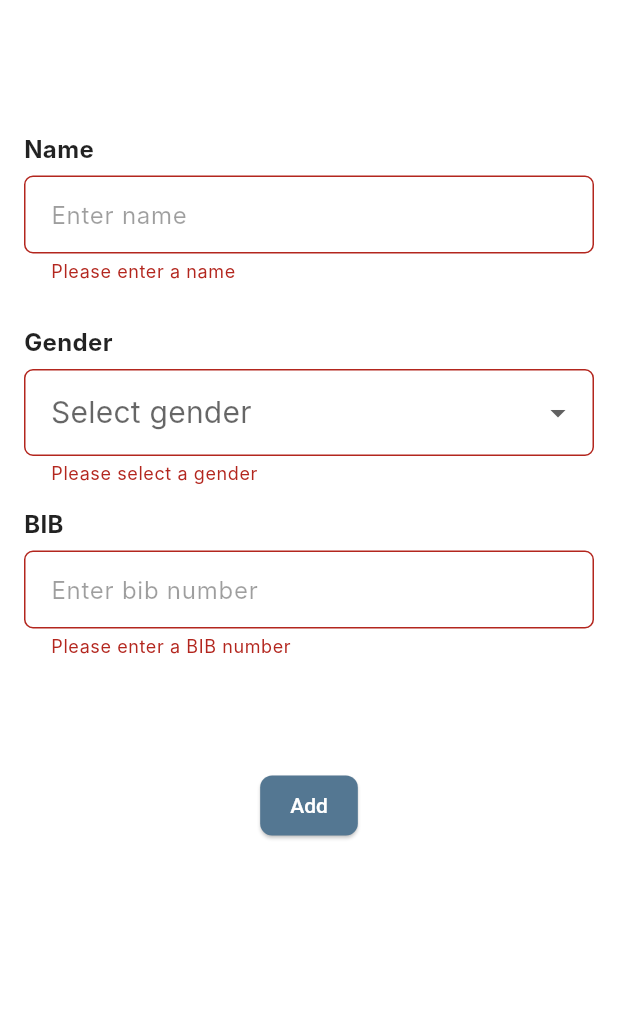
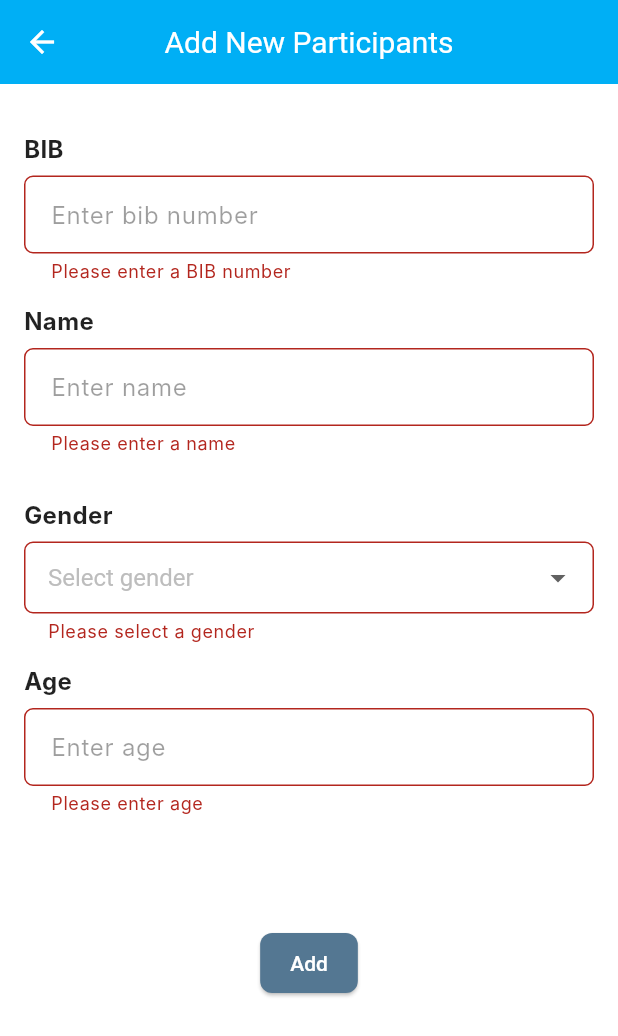
Before and after one commit to OukSreySor/Race-Tracking-App, a Flutter app: the screen it shows after launch, item 3 of the bottom bar chosen, after a tap on "Add", on a phone screen of 412 x 824 dp. Shown: the top 1036 px of the screen. Run offline on Flutter 3.47's test engine with Material 3 defaults, Android fonts, the phone set to English and light mode, and no system bars; Roboto replaces fonts that are missing (Inter).

Commit message:
Add Function Edit and Delete Participant

```diff
--- a/lib/main.dart
+++ b/lib/main.dart
@@ -3,7 +3,6 @@ import 'package:provider/provider.dart';
 import 'package:race_tracking_app/providers/race_segment_provider.dart';
 import 'providers/bottom_nav_provider.dart';
 import 'providers/participant_provider.dart';
-import 'repositories/mock_participant_repository.dart';
 import 'screens/home_screen.dart';
 import 'theme/theme.dart';
 
@@ -11,7 +10,7 @@ void main() {
   runApp(
     MultiProvider(
       providers: [
-        ChangeNotifierProvider(create: (_) => ParticipantProvider(MockParticipantRepository())),
+        ChangeNotifierProvider(create: (_) => ParticipantProvider()),
         ChangeNotifierProvider(create: (_) => BottomNavProvider()),
         ChangeNotifierProvider(create: (_) => RaceSegmentProvider()),
       ],
--- a/lib/model/participant.dart
+++ b/lib/model/participant.dart
@@ -1,8 +1,17 @@
+import 'package:uuid/uuid.dart';
+
 class Participant {
+  final String id;
   final String bib;
   final String name;
   final String gender;
+  final int age;
 
-  Participant({required this.bib, required this.name, required this.gender});
-
+  Participant({
+    String? id,
+    required this.bib,
+    required this.name,
+    required this.gender,
+    required this.age,
+    }): id = id ?? const Uuid().v4();
 }
--- a/lib/providers/participant_provider.dart
+++ b/lib/providers/participant_provider.dart
@@ -1,30 +1,42 @@
 import 'package:flutter/material.dart';
 import '../model/participant.dart';
-import '../repositories/participant_repository.dart';
 
 class ParticipantProvider with ChangeNotifier {
-  final ParticipantRepository repository;
-  List<Participant> _participants = [];
+  //final ParticipantRepository repository;
+  final List<Participant> _participants = [];
 
-  ParticipantProvider(this.repository){
-    fetchParticipants();
-  }
+  // ParticipantProvider(){
+  //   fetchParticipants();
+  // }
 
   List<Participant> get participants => _participants;
 
-  void fetchParticipants() {
-    _participants = repository.getParticipants();
-    notifyListeners();
-  }
+  // void fetchParticipants() {
+  //   _participants = repository.getParticipants();
+  //   notifyListeners();
+  // }
 
   void addParticipant(Participant participant) {
     _participants.add(participant);
     notifyListeners();
   }
 
-  void removeParticipant(Participant participant) {
-    _participants.remove(participant);
+  void updateParticipant(String id, Participant updatedParticipant) {
+    final index = _participants.indexWhere((p) => p.id == id);
+    if (index != -1) {
+      _participants[index] = updatedParticipant;
+      notifyListeners();
+    }
+  }
+
+  void removeParticipant(String id) {
+    _participants.removeWhere((p) => p.id == id);
     notifyListeners();
   }
+
+  bool isBibAlreadyUsed (String bib) {
+    return _participants.any((participant) => participant.bib == bib);
+  }
+
   bool get hasParticipants => _participants.isNotEmpty;
 }
--- a/lib/repositories/mock_participant_repository.dart
+++ b/lib/repositories/mock_participant_repository.dart
@@ -3,23 +3,24 @@ import 'participant_repository.dart';
 
 class MockParticipantRepository implements ParticipantRepository {
   final List<Participant> _participants = [
-    Participant(bib: '101', name: 'Alice Smith', gender: 'Male'),
-    Participant(bib: '102', name: 'Bob Johnson', gender: 'Female'),
-    Participant(bib: '103', name: 'Charlie Brown', gender: 'Male'),
-    Participant(bib: '104', name: 'Diana Lee', gender: 'Female'),
-    Participant(bib: '105', name: 'Eve Williams', gender: 'Male'),
-    Participant(bib: '106', name: 'John Son', gender: 'Male'),
-    Participant(bib: '107', name: 'Eva Jame', gender: 'Female'),
-    Participant(bib: '108', name: 'Justin Bieber', gender: 'Male'),
-    Participant(bib: '109', name: 'Selena Gomez', gender: 'Female'),
-    Participant(bib: '1010', name: 'Taloy Swift', gender: 'Male'),
-    Participant(bib: '1011', name: 'James Arthurs', gender: 'Male'),
-    Participant(bib: '1012', name: 'Chris Brown', gender: 'Female'),
-    Participant(bib: '1013', name: 'Lyly Saha', gender: 'Male'),
-    Participant(bib: '1014', name: 'Billie Eilish', gender: 'Female'),
-    Participant(bib: '1015', name: 'Sarah Ish', gender: 'Male'),
-    Participant(bib: '1016', name: 'Lame Prose', gender: 'Male'),
-    Participant(bib: '1017', name: 'Goo Emme', gender: 'Female'),
+    Participant(bib: '101', name: 'Alice Smith', gender: 'Male', age: 20),
+    Participant(bib: '102', name: 'Bob Johnson', gender: 'Female', age: 24),
+    Participant(bib: '103', name: 'Charlie Brown', gender: 'Male', age: 25),
+    Participant(bib: '104', name: 'Diana Lee', gender: 'Female', age: 20),
+    Participant(bib: '105', name: 'Eve Williams', gender: 'Male', age: 18),
+    Participant(bib: '106', name: 'John Son', gender: 'Male', age: 29),
+    Participant(bib: '107', name: 'Eva Jame', gender: 'Female', age: 30),
+    Participant(bib: '108', name: 'Justin Bieber', gender: 'Male', age: 19),
+    Participant(bib: '109', name: 'Selena Gomez', gender: 'Female', age: 19),
+    Participant(bib: '1010', name: 'Taloy Swift', gender: 'Male', age: 32),
+    Participant(bib: '1010', name: 'Taloy Swift', gender: 'Male', age: 30),
+    Participant(bib: '1011', name: 'James Arthurs', gender: 'Male', age: 20),
+    Participant(bib: '1012', name: 'Chris Brown', gender: 'Female', age: 21),
+    Participant(bib: '1013', name: 'Lyly Saha', gender: 'Male', age: 18),
+    Participant(bib: '1014', name: 'Billie Eilish', gender: 'Female', age: 24),
+    Participant(bib: '1015', name: 'Sarah Ish', gender: 'Male', age: 28),
+    Participant(bib: '1016', name: 'Lame Prose', gender: 'Male', age: 27),
+    Participant(bib: '1017', name: 'Goo Emme', gender: 'Female', age: 33),
   ];
 
   @override
--- a/lib/screens/add_participant_screen.dart
+++ b/lib/screens/add_participant_screen.dart
@@ -1,9 +1,13 @@
 import 'package:flutter/material.dart';
+import 'package:provider/provider.dart';
+import 'package:race_tracking_app/model/participant.dart';
+import 'package:race_tracking_app/providers/participant_provider.dart';
 import 'package:race_tracking_app/widgets/inputs/custom_textfield.dart';
 import 'package:race_tracking_app/widgets/actions/custom_action_button.dart';
 
 class AddParticipantScreen extends StatefulWidget {
-  const AddParticipantScreen({super.key});
+  final Participant? participant;
+  const AddParticipantScreen({this.participant, super.key});
 
   @override
   State<AddParticipantScreen> createState() => _AddParticipantScreenState();
@@ -14,21 +18,34 @@ class _AddParticipantScreenState extends State<AddParticipantScreen> {
   final _nameController = TextEditingController();
   String? _selectedGender;
   final _bibController = TextEditingController();
+  final _ageController = TextEditingController();
 
-   @override
+  @override
+  void initState() {
+    super.initState();
+    if (widget.participant != null) {
+      _bibController.text = widget.participant!.bib;
+      _nameController.text = widget.participant!.name;
+      _selectedGender = widget.participant!.gender;
+      _ageController.text = widget.participant!.age.toString();
+    }
+  }
+
+  @override
   void dispose() {
     _nameController.dispose();
     _bibController.dispose();
+    _ageController.dispose();
     super.dispose();
   }
 
   @override
   Widget build(BuildContext context) {
+    final provider = Provider.of<ParticipantProvider>(context, listen: false);
     return Scaffold(
       appBar: AppBar(
         title: const Text('Add New Participants'),
         leading: const BackButton(),
-        backgroundColor: Colors.transparent,
       ),
       body: Padding(
         padding: const EdgeInsets.all(16.0),
@@ -38,6 +55,26 @@ class _AddParticipantScreenState extends State<AddParticipantScreen> {
             crossAxisAlignment: CrossAxisAlignment.stretch,
             children: [
               const SizedBox(height: 16),
+              CustomTextField(
+                labelText: 'BIB',
+                controller: _bibController,
+                hintText: 'Enter bib number',
+                keyboardType: TextInputType.number,
+                validator: (value) {
+                  if (value == null || value.isEmpty) {
+                    return 'Please enter a BIB number';
+                  }
+                  final bib = value.trim();
+
+                  // Skip checking duplicate if editing same participant
+                  if (widget.participant == null || widget.participant!.bib != bib) {
+                    if (provider.isBibAlreadyUsed(bib)) {
+                      return 'This BIB number is already in use';
+                    }
+                  }
+                  return null;
+                },
+              ),
               CustomTextField(
                 labelText: 'Name',
                 controller: _nameController,
@@ -56,9 +93,12 @@ class _AddParticipantScreenState extends State<AddParticipantScreen> {
               ),
               const SizedBox(height: 6.0),
               DropdownButtonFormField<String>(
+                hint: Text(
+                  'Select gender',
+                  style: TextStyle(fontSize: 16, color: Colors.grey[400]),
+                ),
+                style: const TextStyle(fontSize: 16, color: Colors.black),
                 decoration: InputDecoration(
-                  hintText: 'Select gender',
-                  hintStyle: const TextStyle(color: Colors.black38),
                   border: OutlineInputBorder(
                     borderRadius: BorderRadius.circular(6.0),
                     borderSide: const BorderSide(color: Colors.black26),
@@ -67,10 +107,10 @@ class _AddParticipantScreenState extends State<AddParticipantScreen> {
                     borderRadius: BorderRadius.circular(6.0),
                     borderSide: BorderSide(color: Theme.of(context).primaryColor),
                   ),
-                  contentPadding: const EdgeInsets.symmetric(horizontal: 14.0, vertical: 14.0),
+                  contentPadding: const EdgeInsets.symmetric(horizontal: 12.0, vertical: 12.0),
                 ),
                 value: _selectedGender,
-                items: <String>['Male', 'Female', 'Other']
+                items: <String>['M', 'F', 'Other']
                     .map<DropdownMenuItem<String>>((String value) {
                   return DropdownMenuItem<String>(
                     value: value,
@@ -91,17 +131,18 @@ class _AddParticipantScreenState extends State<AddParticipantScreen> {
               ),
               const SizedBox(height: 14.0),
               CustomTextField(
-                labelText: 'BIB',
-                controller: _bibController,
-                hintText: 'Enter bib number',
+                labelText: 'Age',
+                controller: _ageController,
+                hintText: 'Enter age',
                 keyboardType: TextInputType.number,
                 validator: (value) {
                   if (value == null || value.isEmpty) {
-                    return 'Please enter a BIB number';
+                    return 'Please enter age';
                   }
                   return null;
                 },
               ),
+
               const SizedBox(height: 60.0),
               // Add Button
               CustomActionButton(
@@ -109,11 +150,33 @@ class _AddParticipantScreenState extends State<AddParticipantScreen> {
                 backgroundColor: Color(0xFF547792),
                 onPressed: () {
                   if (_formKey.currentState!.validate()) {
-                    String name = _nameController.text;
-                    String? gender = _selectedGender;
-                    String bib = _bibController.text;
-                    print('Name: $name, Gender: $gender, BIB: $bib');
+                    final newBib = _bibController.text.trim();
+
+                    if (widget.participant == null || widget.participant!.bib != newBib) {
+                      if (provider.isBibAlreadyUsed(newBib)) {
+                        ScaffoldMessenger.of(context).showSnackBar(
+                          const SnackBar(content: Text('BIB number already exists')),
+                        );
+                        return;
+                      }
+                    }
+
+                    final newParticipant = Participant(
+                      bib: newBib,
+                      name: _nameController.text,
+                      gender: _selectedGender!,
+                      age: int.parse(_ageController.text),
+                    );
+
+                    if (widget.participant != null) {
+                      provider.updateParticipant(widget.participant!.id, newParticipant);
+                    } else {
+                      provider.addParticipant(newParticipant);
+                    }
+
+                    Navigator.pop(context);
                   }
+
                 },
                 alignment: Alignment.center,
               ),
--- a/lib/screens/home_screen.dart
+++ b/lib/screens/home_screen.dart
@@ -18,7 +18,6 @@ class ParticipantListScreen extends StatefulWidget {
 class _ParticipantListScreenState extends State<ParticipantListScreen> {
   @override
   Widget build(BuildContext context) {
-    final participantProvider = Provider.of<ParticipantProvider>(context);
     return Scaffold(
       appBar: AppBar(
         automaticallyImplyLeading: false,
@@ -35,8 +34,7 @@ class _ParticipantListScreenState extends State<ParticipantListScreen> {
         ),
         backgroundColor: RaceColors.white,
       ),
-      body: SingleChildScrollView(
-        child: Padding(
+      body: Padding(
         padding: const EdgeInsets.all(16.0),
         child: Column(
           children: [
@@ -51,56 +49,98 @@ class _ParticipantListScreenState extends State<ParticipantListScreen> {
                         builder: (context) => AddParticipantScreen()));
               },
             ),
-              const SizedBox(height: 16),
-              participantProvider.participants.isEmpty
-                  ? Center(child: Text('No participants yet'))
-                  : Table(
-                      border: TableBorder.all(),
-                      columnWidths: {
-                        0: FlexColumnWidth(1),
-                        1: FlexColumnWidth(3),
-                        2: FlexColumnWidth(2),
+            const SizedBox(height: 24),
+            Expanded(
+              child: Consumer<ParticipantProvider>(
+                builder: (context, provider, child) {
+                  if (provider.participants.isEmpty) {
+                    return const Center(child: Text('No participants yet'));
+                  }
+                  return ListView.builder(
+                    itemCount: provider.participants.length,
+                    itemBuilder: (context, index) {
+                      final participant = provider.participants[index];
+                      return Card(
+                        margin: const EdgeInsets.symmetric(vertical: 4),
+                        elevation: 2,
+                        shape: RoundedRectangleBorder(
+                          borderRadius: BorderRadius.circular(6),
+                        ),
+                        child: Padding(
+                          padding: const EdgeInsets.symmetric(horizontal: 16, vertical: 12),
+                          child: Row(
+                            children: [
+                              Text(
+                                participant.bib,
+                                style: const TextStyle(
+                                  color: Color(0xFF1FDAE1),
+                                  fontWeight: FontWeight.bold,
+                                  fontSize: 16,
+                                ),
+                              ),
+                              const SizedBox(width: 12),
+                              Text(participant.name, style: const TextStyle(fontSize: 16)),
+                              const SizedBox(width: 24),
+                              Text(participant.gender),
+                              const SizedBox(width: 24),
+                              Expanded(child: Text(participant.age.toString())),
+                              IconButton(
+                                icon: const Icon(Icons.edit, color: Colors.blue),
+                                onPressed: () {
+                                  Navigator.push(
+                                    context,
+                                    MaterialPageRoute(
+                                      builder: (context) => AddParticipantScreen(
+                                        participant: participant,
+                                      ),
+                                    ),
+                                  );
                                 },
-                      defaultVerticalAlignment:
-                          TableCellVerticalAlignment.middle,
-                      children: [
-                        TableRow(
-                          decoration: BoxDecoration(color: Color(0xFFECEFCA)),
-                          children: [
-                            tableCell('BIB', isHeader: true),
-                            tableCell('Name', isHeader: true),
-                            tableCell('Gender', isHeader: true),
+                              ),
+                              IconButton(
+                                icon: const Icon(Icons.delete, color: Colors.red),
+                                onPressed: () {
+                                  showDialog(
+                                    context: context,
+                                    builder: (ctx) => AlertDialog(
+                                      title: const Text('Delete Participant'),
+                                      content: const Text('Are you sure you want to delete this participant?'),
+                                      actions: [
+                                        TextButton(
+                                          onPressed: () => Navigator.pop(ctx),
+                                          child: const Text('Cancel'),
+                                        ),
+                                        TextButton(
+                                          onPressed: () {
+                                            Provider.of<ParticipantProvider>(context, listen: false)
+                                                .removeParticipant(participant.id);
+                                            Navigator.pop(ctx);
+                                          },
+                                          child: const Text('Delete', style: TextStyle(color: Colors.red)),
+                                        ),
                                       ],
                                     ),
-                        for (var participant
-                            in participantProvider.participants)
-                          TableRow(
-                            children: [
-                              tableCell(participant.bib),
-                              tableCell(participant.name),
-                              tableCell(participant.gender),
-                            ],
-                          ),
-                      ],
+                                  );
+                                },
                               ),
                             ],
                           ),
                         ),
+                      );
+                    }
+                  );
+                }
+
+              )
+            )
+          ]
+        )
       ),
+
       bottomNavigationBar: Padding(
         padding: const EdgeInsets.all(8.0),
         child: CustomBottomNavigationBar(),
       ),
     );
   }
-
-  Widget tableCell(String text, {bool isHeader = false}) {
-    return Padding(
-      padding: const EdgeInsets.all(8.0),
-      child: Text(
-        text,
-        style: isHeader ? TextStyle(fontWeight: FontWeight.bold) : null,
-      ),
-    );
 }
-}
--- a/pubspec.yaml
+++ b/pubspec.yaml
@@ -35,6 +35,7 @@ dependencies:
   # Use with the CupertinoIcons class for iOS style icons.
   cupertino_icons: ^1.0.8
   provider: ^6.1.4
+  uuid: ^4.5.1
 
 dev_dependencies:
   flutter_test:
```
Lines whose indentation alone changed are shown as unchanged.
